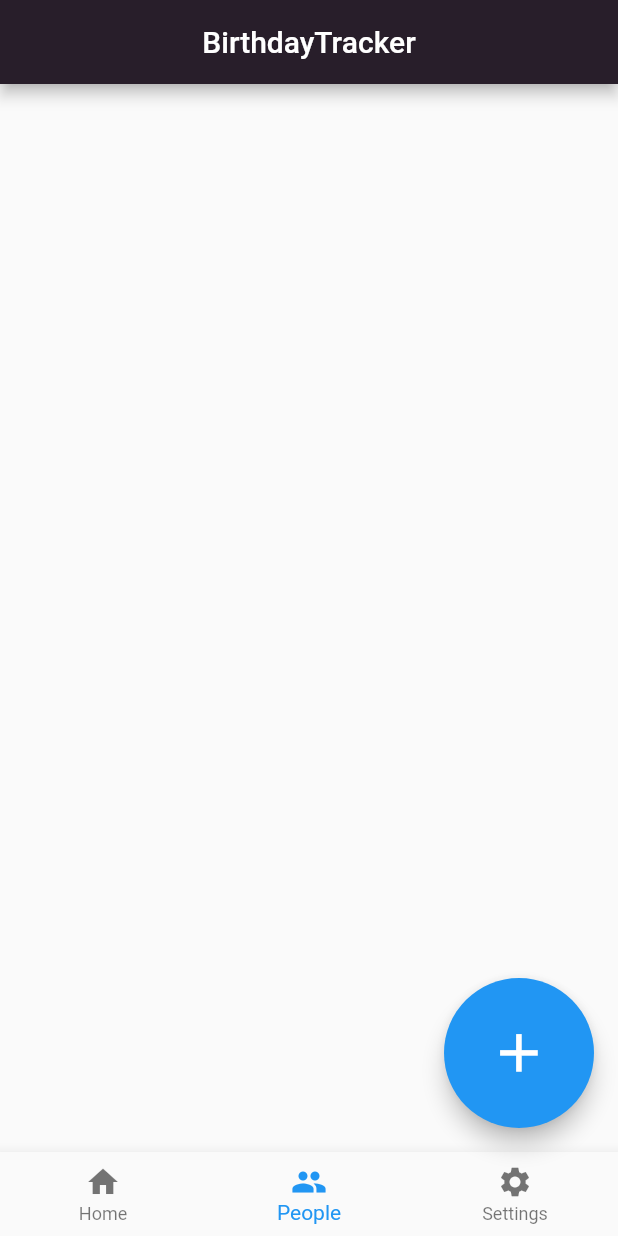
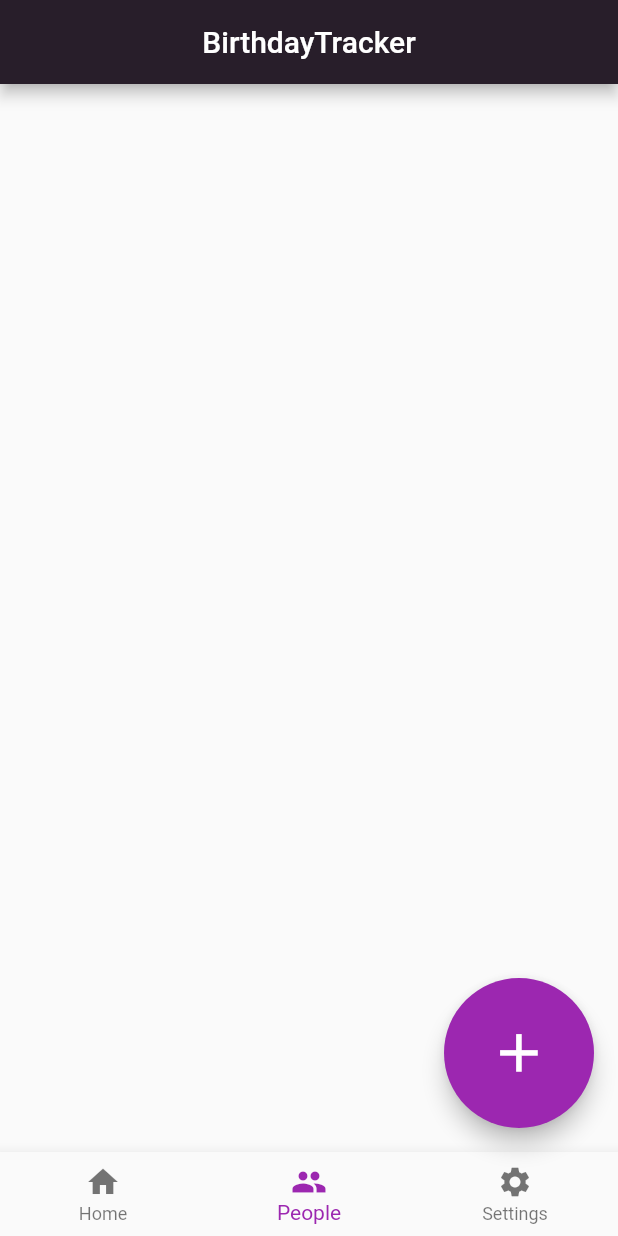
Before and after one commit to eeoooue/BirthdayTracker, a Flutter app: the screen it shows after launch, item 2 of the bottom bar chosen, on a phone screen of 412 x 824 dp. Run offline on Flutter 3.47's test engine with Material 2 defaults, Android fonts, the phone set to English and light mode, and no system bars; our stand-ins replace hive_flutter, image_picker; accounts and stored records are empty.

Commit message:
now using purple for MaterialTheme

```diff
--- a/birthdaytracker/lib/main.dart
+++ b/birthdaytracker/lib/main.dart
@@ -19,6 +19,8 @@ class MyApp extends StatelessWidget {
   @override
   Widget build(BuildContext context) {
     return MaterialApp(
+      theme: ThemeData(
+          colorScheme: ColorScheme.fromSwatch(primarySwatch: Colors.purple)),
       debugShowCheckedModeBanner: false,
       title: 'Flutter Demo',
       home: HomeFeed(),
```
